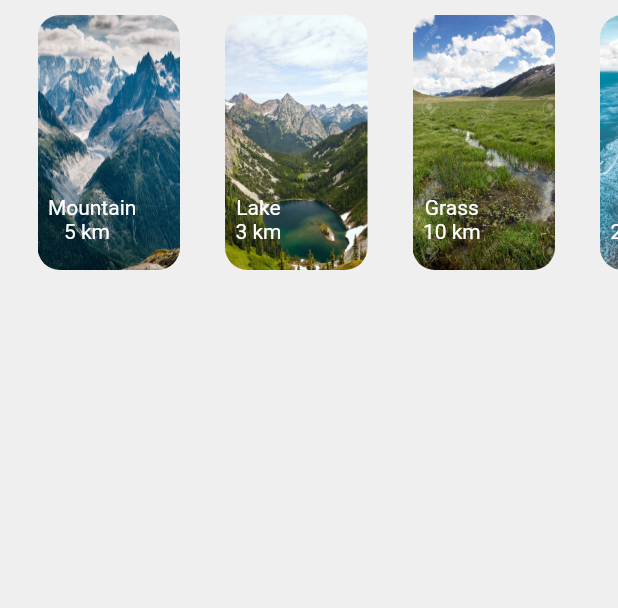
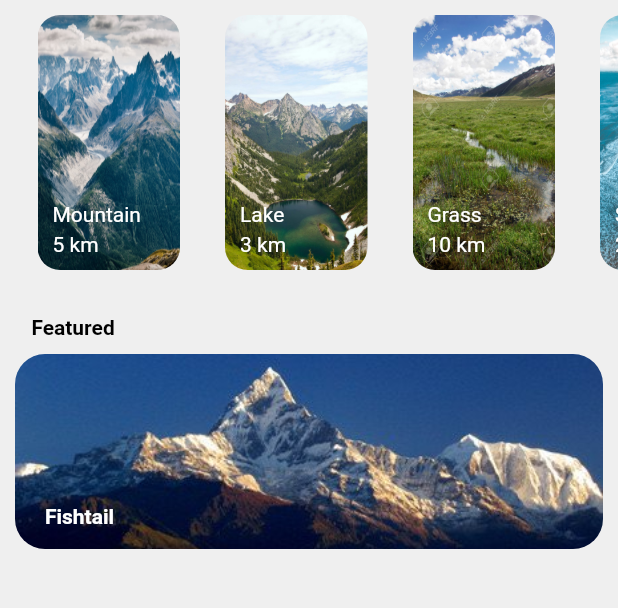
Before and after one commit to ankeet7x/ExperienceAppUI, a Flutter app: the Home screen opened directly, on a phone screen of 412 x 824 dp, the part 348-956 px from its top. Run offline on Flutter 3.47's test engine with Material 2 defaults, Android fonts, the phone set to English and light mode, and no system bars.

Commit message:
First Page UI almost done

```diff
--- a/lib/pages/mainhome.dart
+++ b/lib/pages/mainhome.dart
@@ -119,6 +119,12 @@ class _HomeState extends State<Home> {
             ),
             sizedBoxGap(),
             horizontalListView(),
+            Text(
+              "\t\t\t\t\t\tFeatured",
+              style:
+                  TextStyle(color: Colors.black, fontWeight: FontWeight.bold),
+            ),
+            bottomButton(),
           ],
         ),
       ),
@@ -231,21 +237,23 @@ horizontalListView() {
                       height: 170,
                       width: 95,
                     ),
-                    Column(
-                      children: <Widget>[
-                        SizedBox(
-                          height: 120,
-                        ),
-                        Text(
-                          places[index].name,
-                          style: TextStyle(color: Colors.white),
-                        ),
-                        Text(
-                          places[index].distance,
-                          style: TextStyle(color: Colors.white),
-                        )
-                      ],
+
+                    Positioned(
+                      left: 10,
+                      top: 125,
+                      child: Text(
+                        places[index].name,
+                        style: TextStyle(color: Colors.white),
+                      ),
                     ),
+                    Positioned(
+                      left: 10,
+                      top: 145,
+                      child: Text(
+                        places[index].distance,
+                        style: TextStyle(color: Colors.white),
+                      ),
+                    )
 
                     // ClipRRect(
                     //   borderRadius: BorderRadius.circular(10),
@@ -264,3 +272,38 @@ horizontalListView() {
     ),
   );
 }
+
+bottomButton() {
+  return Container(
+    height: 150,
+    child: GestureDetector(
+      onTap: () => print("Fishtail tapped"),
+      child: Stack(
+        children: <Widget>[
+          Padding(
+            padding: const EdgeInsets.all(10.0),
+            child: Container(
+              decoration: BoxDecoration(
+                  borderRadius: BorderRadius.circular(20),
+                  image: DecorationImage(
+                      image: AssetImage('assets/fishtail.jpeg'),
+                      fit: BoxFit.cover)),
+            ),
+          ),
+          Positioned(
+            left: 20,
+            top: 110,
+            child: Padding(
+              padding: EdgeInsets.only(left: 10),
+              child: Text(
+                'Fishtail',
+                style:
+                    TextStyle(color: Colors.white, fontWeight: FontWeight.bold),
+              ),
+            ),
+          )
+        ],
+      ),
+    ),
+  );
+}
```
Also changed, not shown: lib/models/models.dart (+4 -5 lines), assets/fishtail.jpeg (added).
